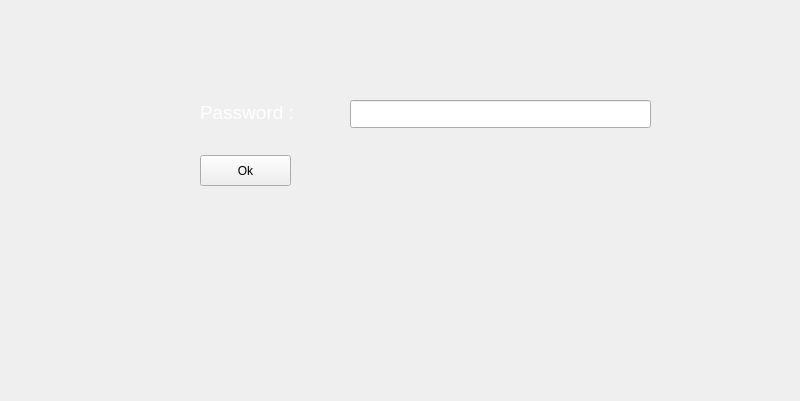
This is frametllogin.ui in mohsencyber/gardinaUI as Qt 5 draws it before an edit. The edited form follows.
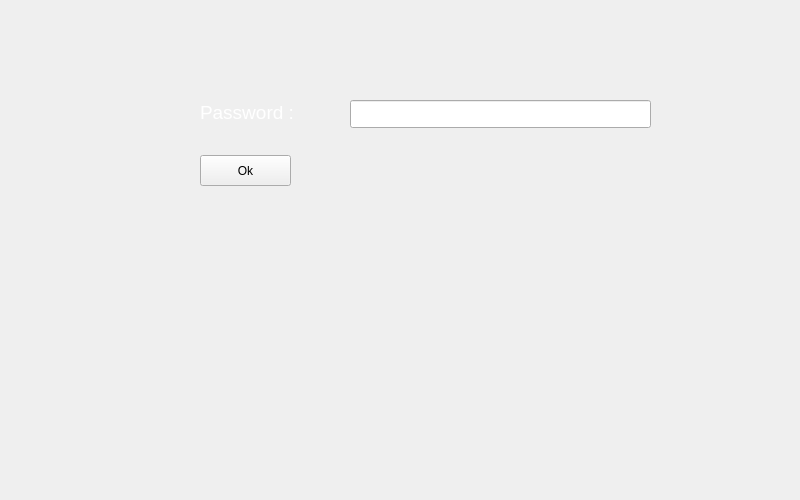
This is the edited form.

Patch:
```diff
--- a/frametllogin.ui
+++ b/frametllogin.ui
@@ -7,7 +7,7 @@
     <x>0</x>
     <y>0</y>
     <width>800</width>
-    <height>401</height>
+    <height>500</height>
    </rect>
   </property>
   <property name="windowTitle">
```
